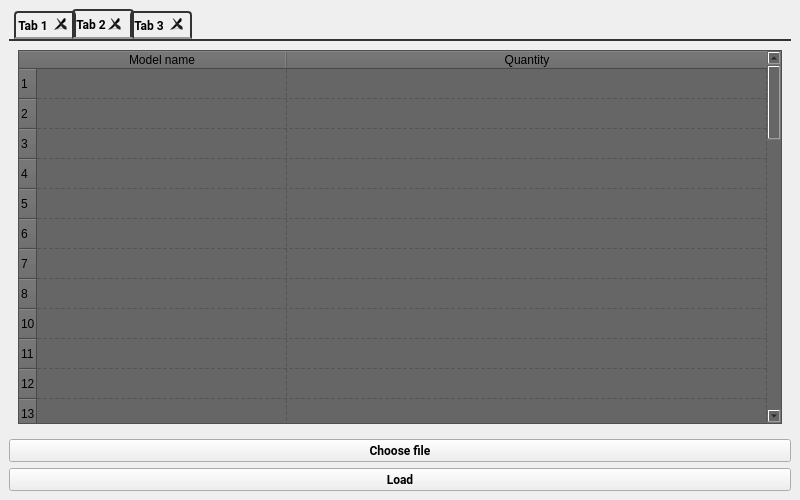
Old version of the form mainwindow.ui in the repository sold666/IFC-stats-plugin.
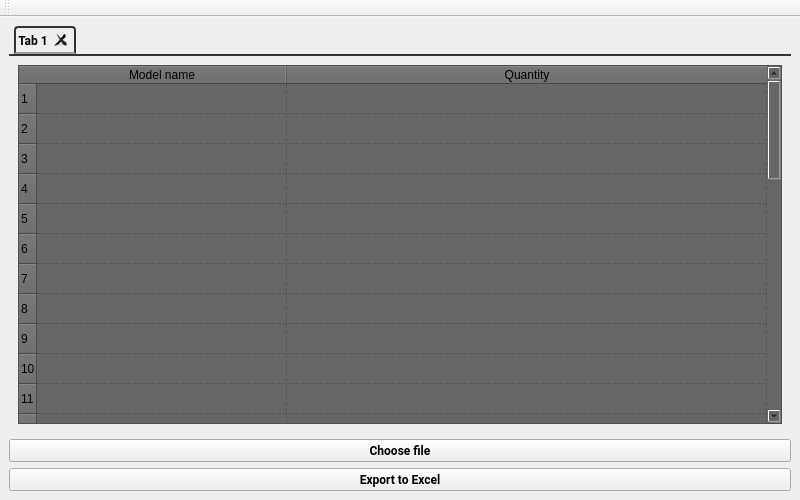
New version of the form. The open tabs and pages were chosen to show the change.

Commit message: Add "browse ifc file" button

```diff
--- a/mainwindow.ui
+++ b/mainwindow.ui
@@ -189,340 +189,6 @@
         </item>
        </layout>
       </widget>
-      <widget class="QWidget" name="tab_4">
-       <property name="font">
-        <font>
-         <family>Roboto</family>
-         <bold>true</bold>
-        </font>
-       </property>
-       <attribute name="title">
-        <string>Tab 2</string>
-       </attribute>
-       <layout class="QVBoxLayout" name="verticalLayout_3">
-        <item>
-         <widget class="QTableWidget" name="tableWidget_2">
-          <property name="styleSheet">
-           <string notr="true">background-color: #666666;
-</string>
-          </property>
-          <property name="selectionMode">
-           <enum>QAbstractItemView::ExtendedSelection</enum>
-          </property>
-          <property name="showGrid">
-           <bool>true</bool>
-          </property>
-          <property name="gridStyle">
-           <enum>Qt::DashLine</enum>
-          </property>
-          <property name="sortingEnabled">
-           <bool>true</bool>
-          </property>
-          <property name="wordWrap">
-           <bool>true</bool>
-          </property>
-          <property name="cornerButtonEnabled">
-           <bool>true</bool>
-          </property>
-          <property name="rowCount">
-           <number>50</number>
-          </property>
-          <attribute name="horizontalHeaderDefaultSectionSize">
-           <number>250</number>
-          </attribute>
-          <attribute name="horizontalHeaderStretchLastSection">
-           <bool>true</bool>
-          </attribute>
-          <attribute name="verticalHeaderShowSortIndicator" stdset="0">
-           <bool>false</bool>
-          </attribute>
-          <row>
-           <property name="text">
-            <string>1</string>
-           </property>
-          </row>
-          <row>
-           <property name="text">
-            <string>2</string>
-           </property>
-          </row>
-          <row>
-           <property name="text">
-            <string>3</string>
-           </property>
-          </row>
-          <row>
-           <property name="text">
-            <string>4</string>
-           </property>
-          </row>
-          <row>
-           <property name="text">
-            <string>5</string>
-           </property>
-          </row>
-          <row>
-           <property name="text">
-            <string>6</string>
-           </property>
-          </row>
-          <row>
-           <property name="text">
-            <string>7</string>
-           </property>
-          </row>
-          <row>
-           <property name="text">
-            <string>8</string>
-           </property>
-          </row>
-          <row>
-           <property name="text">
-            <string>10</string>
-           </property>
-          </row>
-          <row>
-           <property name="text">
-            <string>11</string>
-           </property>
-          </row>
-          <row>
-           <property name="text">
-            <string>12</string>
-           </property>
-          </row>
-          <row>
-           <property name="text">
-            <string>13</string>
-           </property>
-          </row>
-          <row>
-           <property name="text">
-            <string>14</string>
-           </property>
-          </row>
-          <row>
-           <property name="text">
-            <string>15</string>
-           </property>
-          </row>
-          <row/>
-          <row/>
-          <row/>
-          <row/>
-          <row/>
-          <row/>
-          <row/>
-          <row/>
-          <row/>
-          <row/>
-          <row/>
-          <row/>
-          <row/>
-          <row/>
-          <row/>
-          <row/>
-          <row/>
-          <row/>
-          <row/>
-          <row/>
-          <row/>
-          <row/>
-          <row/>
-          <row/>
-          <row/>
-          <row/>
-          <row/>
-          <row/>
-          <row/>
-          <row/>
-          <row/>
-          <row/>
-          <row/>
-          <row/>
-          <row/>
-          <row/>
-          <column>
-           <property name="text">
-            <string>Model name</string>
-           </property>
-          </column>
-          <column>
-           <property name="text">
-            <string>Quantity</string>
-           </property>
-          </column>
-         </widget>
-        </item>
-       </layout>
-      </widget>
-      <widget class="QWidget" name="tab_5">
-       <property name="font">
-        <font>
-         <family>Roboto</family>
-         <bold>true</bold>
-        </font>
-       </property>
-       <attribute name="title">
-        <string>Tab 3</string>
-       </attribute>
-       <layout class="QVBoxLayout" name="verticalLayout">
-        <item>
-         <widget class="QTableWidget" name="tableWidget_3">
-          <property name="styleSheet">
-           <string notr="true">background-color: #666666;
-</string>
-          </property>
-          <property name="selectionMode">
-           <enum>QAbstractItemView::ExtendedSelection</enum>
-          </property>
-          <property name="showGrid">
-           <bool>true</bool>
-          </property>
-          <property name="gridStyle">
-           <enum>Qt::DashLine</enum>
-          </property>
-          <property name="sortingEnabled">
-           <bool>true</bool>
-          </property>
-          <property name="wordWrap">
-           <bool>true</bool>
-          </property>
-          <property name="cornerButtonEnabled">
-           <bool>true</bool>
-          </property>
-          <property name="rowCount">
-           <number>50</number>
-          </property>
-          <attribute name="horizontalHeaderDefaultSectionSize">
-           <number>250</number>
-          </attribute>
-          <attribute name="horizontalHeaderStretchLastSection">
-           <bool>true</bool>
-          </attribute>
-          <attribute name="verticalHeaderShowSortIndicator" stdset="0">
-           <bool>false</bool>
-          </attribute>
-          <row>
-           <property name="text">
-            <string>1</string>
-           </property>
-          </row>
-          <row>
-           <property name="text">
-            <string>2</string>
-           </property>
-          </row>
-          <row>
-           <property name="text">
-            <string>3</string>
-           </property>
-          </row>
-          <row>
-           <property name="text">
-            <string>4</string>
-           </property>
-          </row>
-          <row>
-           <property name="text">
-            <string>5</string>
-           </property>
-          </row>
-          <row>
-           <property name="text">
-            <string>6</string>
-           </property>
-          </row>
-          <row>
-           <property name="text">
-            <string>7</string>
-           </property>
-          </row>
-          <row>
-           <property name="text">
-            <string>8</string>
-           </property>
-          </row>
-          <row>
-           <property name="text">
-            <string>10</string>
-           </property>
-          </row>
-          <row>
-           <property name="text">
-            <string>11</string>
-           </property>
-          </row>
-          <row>
-           <property name="text">
-            <string>12</string>
-           </property>
-          </row>
-          <row>
-           <property name="text">
-            <string>13</string>
-           </property>
-          </row>
-          <row>
-           <property name="text">
-            <string>14</string>
-           </property>
-          </row>
-          <row>
-           <property name="text">
-            <string>15</string>
-           </property>
-          </row>
-          <row/>
-          <row/>
-          <row/>
-          <row/>
-          <row/>
-          <row/>
-          <row/>
-          <row/>
-          <row/>
-          <row/>
-          <row/>
-          <row/>
-          <row/>
-          <row/>
-          <row/>
-          <row/>
-          <row/>
-          <row/>
-          <row/>
-          <row/>
-          <row/>
-          <row/>
-          <row/>
-          <row/>
-          <row/>
-          <row/>
-          <row/>
-          <row/>
-          <row/>
-          <row/>
-          <row/>
-          <row/>
-          <row/>
-          <row/>
-          <row/>
-          <row/>
-          <column>
-           <property name="text">
-            <string>Model name</string>
-           </property>
-          </column>
-          <column>
-           <property name="text">
-            <string>Quantity</string>
-           </property>
-          </column>
-         </widget>
-        </item>
-       </layout>
-      </widget>
      </widget>
     </item>
     <item>
@@ -549,7 +215,7 @@
          </font>
         </property>
         <property name="text">
-         <string>Load</string>
+         <string>Export to Excel</string>
         </property>
        </widget>
       </item>
@@ -567,6 +233,17 @@
     </rect>
    </property>
   </widget>
+  <widget class="QToolBar" name="toolBar">
+   <property name="windowTitle">
+    <string>toolBar</string>
+   </property>
+   <attribute name="toolBarArea">
+    <enum>TopToolBarArea</enum>
+   </attribute>
+   <attribute name="toolBarBreak">
+    <bool>false</bool>
+   </attribute>
+  </widget>
  </widget>
  <resources/>
  <connections/>
```
Left out of the diff: 2 changed lines with no effect on the pictures. The commit also changes 3 other files.
